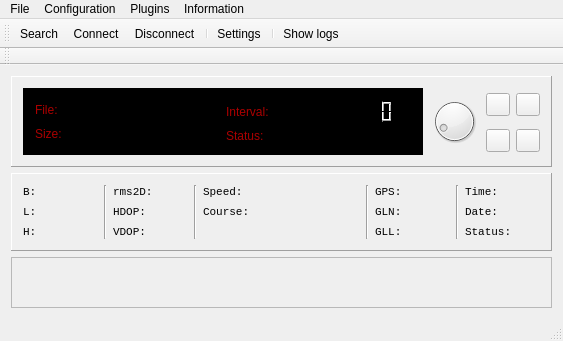
The window that mainwindow.ui (devnir/Bellatrix) describes before a commit, drawn with Qt 5.
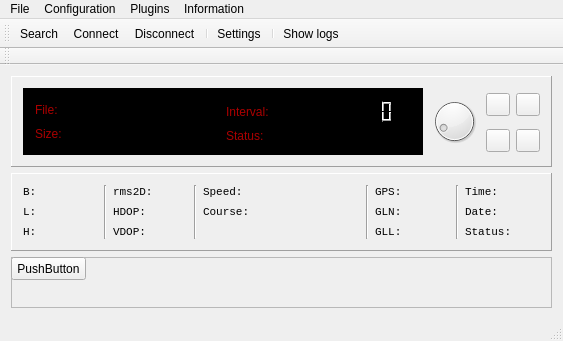
The same window after the commit.

What changed in the file:
```diff
--- a/mainwindow.ui
+++ b/mainwindow.ui
@@ -489,6 +489,19 @@
       <property name="frameShadow">
        <enum>QFrame::Raised</enum>
       </property>
+      <widget class="QPushButton" name="pushButton">
+       <property name="geometry">
+        <rect>
+         <x>0</x>
+         <y>0</y>
+         <width>75</width>
+         <height>23</height>
+        </rect>
+       </property>
+       <property name="text">
+        <string>PushButton</string>
+       </property>
+      </widget>
      </widget>
     </item>
    </layout>
```
